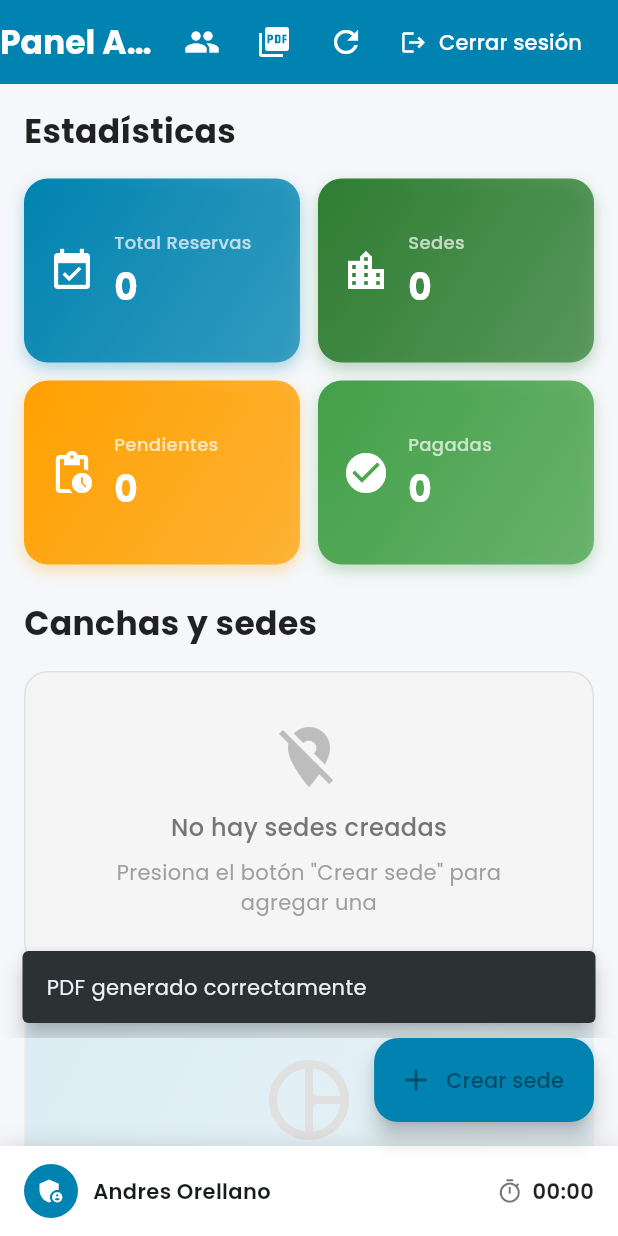
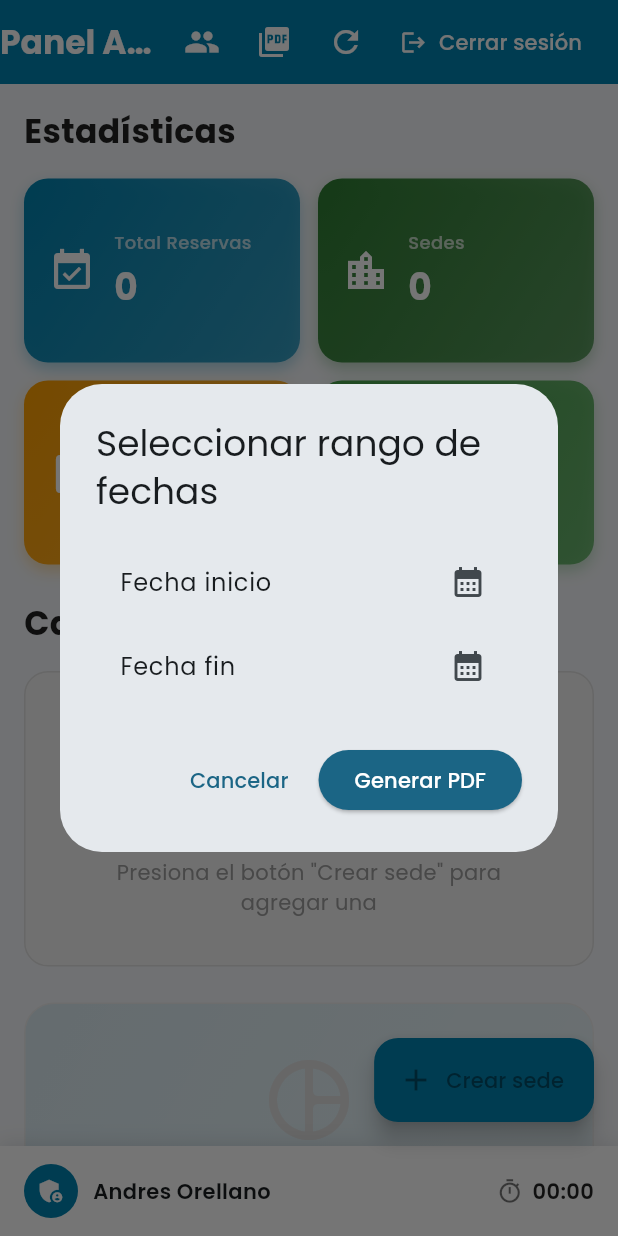
Before and after one commit to Aorellano413/Cancha_Movil, a Flutter app: the AdminDashboardView screen opened by its route, after a tap on the "picture as pdf" icon, on a phone screen of 412 x 824 dp. Run offline on Flutter 3.47's test engine with Material 3 defaults, Android fonts, the phone set to English and light mode, and no system bars; our stand-ins replace cloud_firestore, firebase_auth, firebase_core, firebase_storage, fl_chart, font_awesome_flutter and 7 more; missing offline and left inert: mailer, maps_launcher; accounts and stored records are empty.

Commit message:
Nuevas cosas

```diff
--- a/lib/views/admin_dashboard_view.dart
+++ b/lib/views/admin_dashboard_view.dart
@@ -12,6 +12,7 @@ import '../widgets/sede_card.dart';
 import '../widgets/reserva_item.dart';
 import '../widgets/reserva_detalle_sheet.dart';
 import '../widgets/sede_form_sheet.dart';
+import 'package:intl/intl.dart';
 
 class AdminDashboardView extends StatefulWidget {
   const AdminDashboardView({super.key});
@@ -59,6 +60,93 @@ class _AdminDashboardViewState extends State<AdminDashboardView> {
     ]);
   }
 
+  Future<void> _mostrarDialogoFechas(BuildContext context) async {
+  DateTime? fechaInicio;
+  DateTime? fechaFin;
+
+  await showDialog(
+    context: context,
+    builder: (context) {
+      return StatefulBuilder(
+        builder: (context, setState) {
+          return AlertDialog(
+            title: const Text('Seleccionar rango de fechas'),
+            content: Column(
+              mainAxisSize: MainAxisSize.min,
+              children: [
+
+                ListTile(
+                  title: Text(
+                    fechaInicio == null
+                        ? 'Fecha inicio'
+                        : 'Inicio: ${DateFormat('dd/MM/yyyy').format(fechaInicio!)}',
+                  ),
+                  trailing: const Icon(Icons.calendar_month),
+                  onTap: () async {
+                    final picked = await showDatePicker(
+                      context: context,
+                      initialDate: DateTime.now(),
+                      firstDate: DateTime(2020),
+                      lastDate: DateTime(2100),
+                    );
+                    if (picked != null) {
+                      setState(() => fechaInicio = picked);
+                    }
+                  },
+                ),
+
+
+                ListTile(
+                  title: Text(
+                    fechaFin == null
+                        ? 'Fecha fin'
+                        : 'Fin: ${DateFormat('dd/MM/yyyy').format(fechaFin!)}',
+                  ),
+                  trailing: const Icon(Icons.calendar_month),
+                  onTap: () async {
+                    final picked = await showDatePicker(
+                      context: context,
+                      initialDate: DateTime.now(),
+                      firstDate: DateTime(2020),
+                      lastDate: DateTime(2100),
+                    );
+                    if (picked != null) {
+                      setState(() => fechaFin = picked);
+                    }
+                  },
+                ),
+              ],
+            ),
+            actions: [
+              TextButton(
+                child: const Text('Cancelar'),
+                onPressed: () => Navigator.pop(context),
+              ),
+              ElevatedButton(
+                child: const Text('Generar PDF'),
+                onPressed: () async {
+                  if (fechaInicio == null || fechaFin == null) return;
+
+                  final pdfService = PdfReservasService();
+                  await pdfService.generarPdfReservas(
+                    fechaInicio: fechaInicio!,
+                    fechaFin: fechaFin!.add(
+                      const Duration(hours: 23, minutes: 59, seconds: 59),
+                    ),
+                  );
+
+                  Navigator.pop(context);
+                },
+              ),
+            ],
+          );
+        },
+      );
+    },
+  );
+}
+
+
   Future<void> _cargarReservas() async {
     setState(() => _loadingReservas = true);
     try {
@@ -90,6 +178,7 @@ class _AdminDashboardViewState extends State<AdminDashboardView> {
       if (mounted) setState(() => _loadingEstadisticas = false);
     }
   }
+
 
   @override
   void dispose() {
@@ -306,7 +395,7 @@ Widget _buildGraficaReservasPorSede() {
   return Column(
     crossAxisAlignment: CrossAxisAlignment.start,
     children: [
-      // Header (nuevo título)
+
       Container(
         padding: const EdgeInsets.all(20),
         decoration: BoxDecoration(
@@ -349,7 +438,6 @@ Widget _buildGraficaReservasPorSede() {
 
       const SizedBox(height: 20),
 
-      // Tarjeta con el PieChart (SIN leyenda inferior)
       Container(
         padding: const EdgeInsets.all(24),
         decoration: BoxDecoration(
@@ -457,17 +545,10 @@ Widget _buildGraficaReservasPorSede() {
 IconButton(
   icon: const Icon(Icons.picture_as_pdf, color: Colors.white),
   tooltip: 'Exportar reservas a PDF',
-  onPressed: () async {
-    try {
-      final pdfService = PdfReservasService();
-      await pdfService.generarPdfReservas();
-      _mostrarSnackbar('PDF generado correctamente');
-    } catch (e) {
-      _mostrarSnackbar('Error al generar PDF: $e');
-    }
+  onPressed: () {
+    _mostrarDialogoFechas(context);
   },
 ),
-
 
   IconButton(
     icon: const Icon(Icons.refresh, color: Colors.white),
--- a/pubspec.yaml
+++ b/pubspec.yaml
@@ -10,7 +10,8 @@ environment:
 dependencies:
   flutter:
     sdk: flutter
-
+  open_file: ^3.2.1
+  path_provider: ^2.0.15
   pdf: ^3.10.8
   printing: ^5.12.0
   google_fonts: ^6.2.1
```
Also changed, not shown: lib/services/pdf_reservas_service.dart (+187 -94 lines), pubspec.lock, 3 other files.
